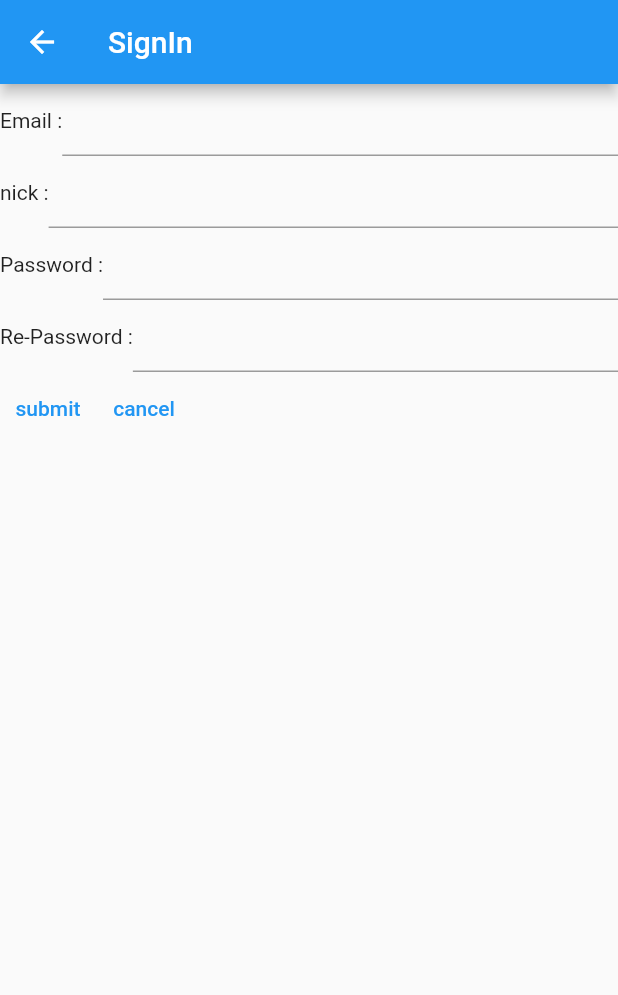
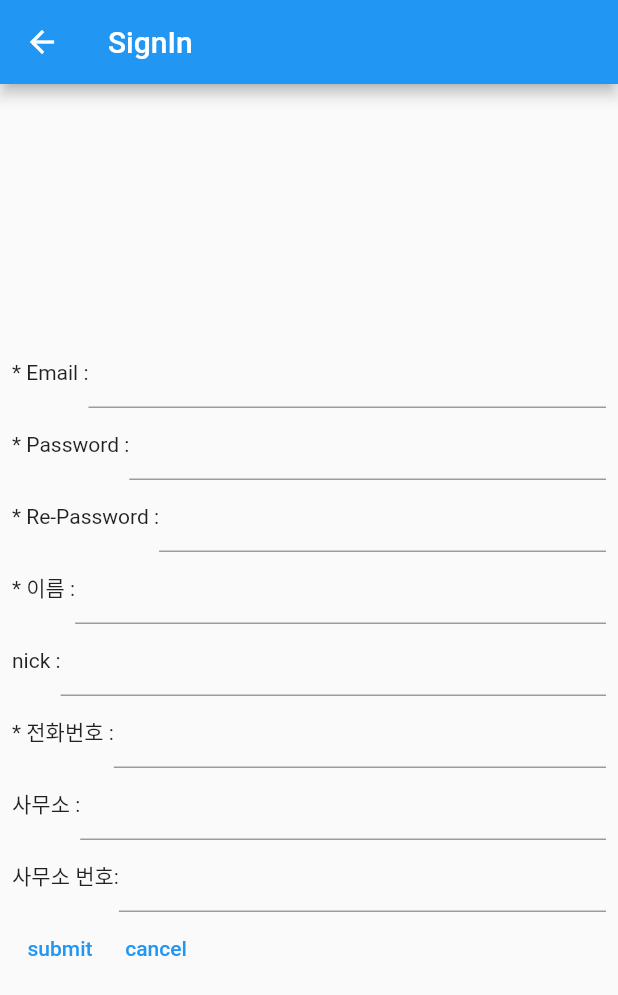
Before and after one commit to godzilla35/lawming_client, a Flutter app: the screen it shows after launch, after a tap on "signin", on a phone screen of 412 x 824 dp. Shown: the top 995 px of the screen. Run offline on Flutter 3.47's test engine with Material 2 defaults, Android fonts, the phone set to English and light mode, and no system bars; our stand-ins replace email_validator, flutter_datetime_picker, jwt_decoder, shared_preferences; network calls fail.

Commit message:
사용자 db값 변경

```diff
--- a/lib/models/user.dart
+++ b/lib/models/user.dart
@@ -1,10 +1,22 @@
 class User {
-  String? nick = "no-nick";
-  String? email = "no-email";
-  String? jwt = 'no-jwt';
-  String? password = 'null';
-  int id = 0;
+  String? email = '';
+  String? password = '';
+  String? name = '';
+  String? nick = '';
+  String? phoneNum = '';
+  String? officeName = '';
+  String? officeNum = '';
+  String? jwt = '';
+  int? id = 0;
 
-  User({this.email, this.nick, this.jwt});
-
+  User(
+      {this.email,
+      this.nick,
+      this.password,
+      this.jwt,
+      this.name,
+      this.phoneNum,
+      this.officeName,
+      this.officeNum,
+      this.id});
 }
--- a/lib/models/user_model.dart
+++ b/lib/models/user_model.dart
@@ -22,7 +22,7 @@ class UserModel extends ChangeNotifier {
       userEmail = user.email;
       userNick = user.nick;
       userJwt = user.jwt;
-      userID = user.id;
+      userID = user.id!;
     }
 
 
--- a/lib/screens/signin_screen.dart
+++ b/lib/screens/signin_screen.dart
@@ -16,6 +16,10 @@ class _SignInScreenState extends State<SignInScreen> {
   final nickController = TextEditingController();
   final passwordController = TextEditingController();
   final rePasswordController = TextEditingController();
+  final nameController = TextEditingController();
+  final phoneNumController = TextEditingController();
+  final officeNameController = TextEditingController();
+  final officeNumController = TextEditingController();
 
   @override
   void dispose() {
@@ -35,14 +39,49 @@ class _SignInScreenState extends State<SignInScreen> {
           title: Text('SignIn'),
         ),
         body: Center(
+          child: SingleChildScrollView(
+            child: Padding(
+              padding: const EdgeInsets.all(8.0),
               child: Column(
                 children: [
                   Row(
                     children: [
-                  Text('Email :'),
+                      Text('* Email :'),
                       Expanded(
                         child: TextField(
                           controller: emailController,
+                        ),
+                      ),
+                    ],
+                  ),
+                  Row(
+                    children: [
+                      Text('* Password :'),
+                      Expanded(
+                        child: TextField(
+                          controller: passwordController,
+                          obscureText: true,
+                        ),
+                      ),
+                    ],
+                  ),
+                  Row(
+                    children: [
+                      Text('* Re-Password :'),
+                      Expanded(
+                        child: TextField(
+                          controller: rePasswordController,
+                          obscureText: true,
+                        ),
+                      ),
+                    ],
+                  ),
+                  Row(
+                    children: [
+                      Text('* 이름 :'),
+                      Expanded(
+                        child: TextField(
+                          controller: nameController,
                         ),
                       ),
                     ],
@@ -59,22 +98,30 @@ class _SignInScreenState extends State<SignInScreen> {
                   ),
                   Row(
                     children: [
-                  Text('Password :'),
+                      Text('* 전화번호 :'),
                       Expanded(
                         child: TextField(
-                      controller: passwordController,
-                      obscureText: true,
+                          controller: phoneNumController,
                         ),
                       ),
                     ],
                   ),
                   Row(
                     children: [
-                  Text('Re-Password :'),
+                      Text('사무소 :'),
                       Expanded(
                         child: TextField(
-                      controller: rePasswordController,
-                      obscureText: true,
+                          controller: officeNameController,
+                        ),
+                      ),
+                    ],
+                  ),
+                  Row(
+                    children: [
+                      Text('사무소 번호:'),
+                      Expanded(
+                        child: TextField(
+                          controller: officeNumController,
                         ),
                       ),
                     ],
@@ -83,35 +130,44 @@ class _SignInScreenState extends State<SignInScreen> {
                     children: [
                       TextButton(
                         onPressed: () async {
-
-                      if(EmailValidator.validate(emailController.text) == false) {
-                        DialogHelper().ShowErrorDialog(context, 'error', 'invalid email');
+                          if (EmailValidator.validate(emailController.text) ==
+                              false) {
+                            DialogHelper().ShowErrorDialog(
+                                context, 'error', 'invalid email');
                             return;
                           }
 
-                      if(nickController.text.isEmpty) {
-                        DialogHelper().ShowErrorDialog(context, 'error', 'empty nick');
+                          if (nickController.text.isEmpty) {
+                            DialogHelper()
+                                .ShowErrorDialog(context, 'error', 'empty nick');
                             return;
                           }
 
                           if (rePasswordController.text !=
                               passwordController.text) {
-                        DialogHelper().ShowErrorDialog(context, 'error', 'password not matched!');
+                            DialogHelper().ShowErrorDialog(
+                                context, 'error', 'password not matched!');
                             return;
                           }
 
                           NetworkHelper nw = NetworkHelper();
 
-                      User joinUser = User();
-                      joinUser.email = emailController.text;
-                      joinUser.nick = nickController.text;
-                      joinUser.password = passwordController.text;
+                          User joinUser = User(
+                            email: emailController.text,
+                            nick: nickController.text,
+                            password: passwordController.text,
+                            name: nameController.text,
+                            phoneNum: phoneNumController.text,
+                            officeName: officeNameController.text,
+                            officeNum: officeNumController.text,
+                          );
+
 
                           bool res = await nw.joinUser(joinUser);
 
                           if (res) {
-                        Navigator.pushNamedAndRemoveUntil(
-                            context, '/login', (Route<dynamic> route) => false);
+                            Navigator.pushNamedAndRemoveUntil(context, '/login',
+                                (Route<dynamic> route) => false);
                           } else {
                             print('join failed!');
                           }
@@ -130,6 +186,8 @@ class _SignInScreenState extends State<SignInScreen> {
               ),
             ),
           ),
+        ),
+      ),
     );
   }
 }
--- a/lib/utils/networkHelper.dart
+++ b/lib/utils/networkHelper.dart
@@ -137,6 +137,10 @@ class NetworkHelper {
           'email': user.email!,
           'nick' : user.nick!,
           'password': user.password!,
+          'name': user.name!,
+          'phoneNum': user.phoneNum!,
+          'officeName': user.officeName!,
+          'officeNum': user.officeNum!,
         }),
       );
 
```
Lines whose indentation alone changed are shown as unchanged.
